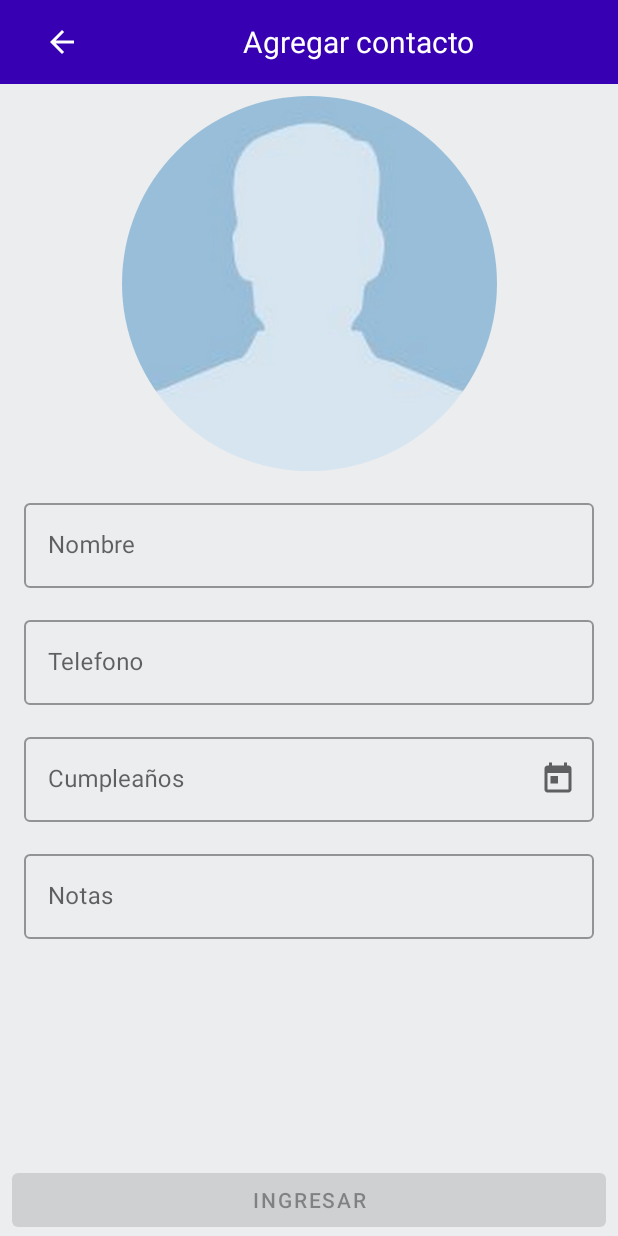
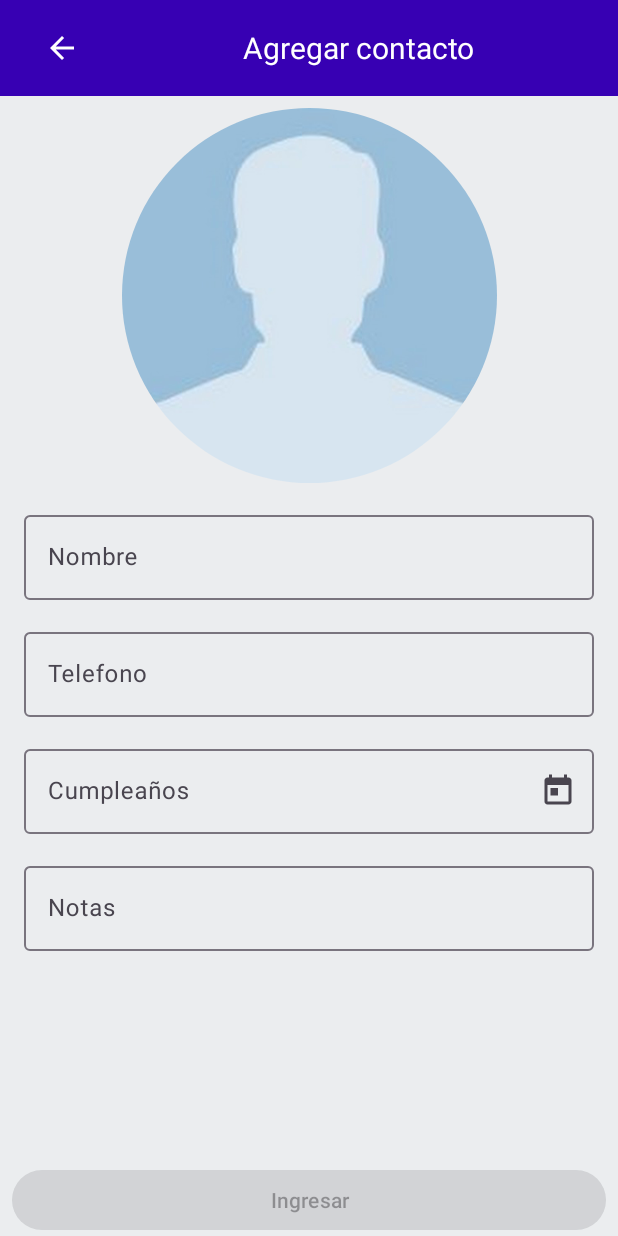
Before and after one commit to Orlandroid/Agenda, an Android app: the AddContactFragment screen opened through its navigation route, on a phone screen of 412 x 824 dp. Run offline under Robolectric (Android 15) with nearby library versions, the phone set to English and light mode, and no system bars; our stand-ins replace Dagger/Hilt's generated code, data binding.

Commit message:
no message

```diff
--- a/app/src/main/res/layout/fragment_add_contact.xml
+++ b/app/src/main/res/layout/fragment_add_contact.xml
@@ -54,7 +54,7 @@
 
                 <com.google.android.material.textfield.TextInputLayout
                     android:id="@+id/txt_name"
-                    style="@style/Widget.MaterialComponents.TextInputLayout.OutlinedBox"
+                    style="@style/Widget.Material3.TextInputLayout.OutlinedBox"
                     android:layout_width="0dp"
                     android:layout_height="wrap_content"
                     android:layout_marginStart="16dp"
@@ -75,7 +75,7 @@
 
                 <com.google.android.material.textfield.TextInputLayout
                     android:id="@+id/txt_telefono"
-                    style="@style/Widget.MaterialComponents.TextInputLayout.OutlinedBox"
+                    style="@style/Widget.Material3.TextInputLayout.OutlinedBox"
                     android:layout_width="0dp"
                     android:layout_height="wrap_content"
                     android:layout_marginStart="16dp"
@@ -98,7 +98,7 @@
 
                 <com.google.android.material.textfield.TextInputLayout
                     android:id="@+id/txt_cumple"
-                    style="@style/Widget.MaterialComponents.TextInputLayout.OutlinedBox"
+                    style="@style/Widget.Material3.TextInputLayout.OutlinedBox"
                     android:layout_width="0dp"
                     android:layout_height="wrap_content"
                     android:layout_marginStart="16dp"
@@ -123,7 +123,7 @@
 
                 <com.google.android.material.textfield.TextInputLayout
                     android:id="@+id/txt_nota"
-                    style="@style/Widget.MaterialComponents.TextInputLayout.OutlinedBox"
+                    style="@style/Widget.Material3.TextInputLayout.OutlinedBox"
                     android:layout_width="0dp"
                     android:layout_height="100dp"
                     android:layout_marginStart="16dp"
--- a/app/src/main/res/values-night/themes.xml
+++ b/app/src/main/res/values-night/themes.xml
@@ -1,6 +1,6 @@
 <resources xmlns:tools="http://schemas.android.com/tools">
     <!-- Base application theme. -->
-    <style name="Theme.CrudAgenda" parent="Theme.MaterialComponents.DayNight.NoActionBar">
+    <style name="Theme.CrudAgenda" parent="Theme.Material3.Dark.NoActionBar">
         <!-- Primary brand color. -->
         <item name="colorPrimary">@color/purple_200</item>
         <item name="colorPrimaryVariant">@color/purple_700</item>
--- a/app/src/main/res/values/themes.xml
+++ b/app/src/main/res/values/themes.xml
@@ -1,6 +1,6 @@
 <resources xmlns:tools="http://schemas.android.com/tools">
     <!-- Base application theme. -->
-    <style name="Theme.CrudAgenda" parent="Theme.MaterialComponents.DayNight.NoActionBar">
+    <style name="Theme.CrudAgenda" parent="Theme.Material3.Light.NoActionBar">
         <!-- Primary brand color. -->
         <item name="colorPrimary">@color/purple_500</item>
         <item name="colorPrimaryVariant">@color/purple_700</item>
```
Also changed, not shown: app/build.gradle (+3 -5 lines), app/src/main/res/layout/fragment_update.xml (+4 -4 lines).
